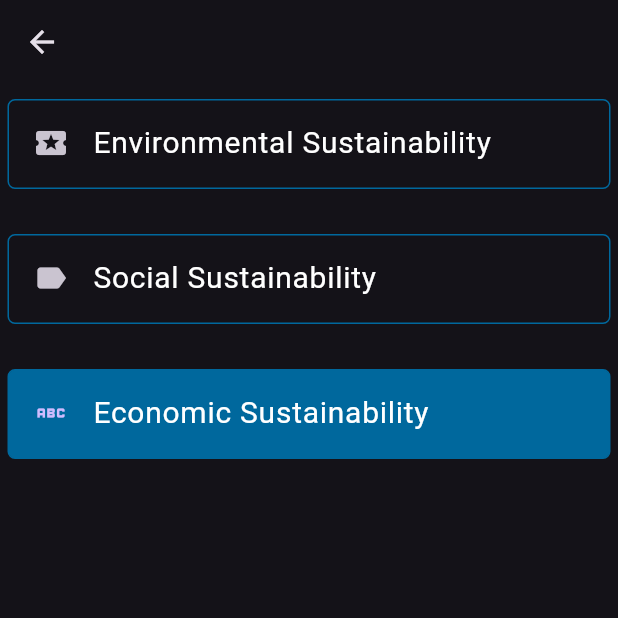
After one commit to AlcidesTheGurj/sdg_thesis, a Flutter app: the SelectPool screen opened directly, on a phone screen of 412 x 824 dp, the top half of it. The commit adds this screen. Run offline on Flutter 3.47's test engine with Material 3 defaults, Android fonts, the phone set to English and light mode, and no system bars; our stand-ins replace avatar_glow, cached_network_image, chat_bubbles, firebase_auth, firebase_core, firebase_database and 8 more; missing offline and left inert: animate_gradient, fancy_password_field, fluttermoji, info_widget; accounts and stored records are empty; network calls fail.

Commit message:
- Initial design of quiz page finished - Created first pool selection page

```diff
--- /dev/null
+++ b/lib/Quiz/select_pool.dart
@@ -0,0 +1,71 @@
+import 'package:flutter/material.dart';
+import 'package:google_fonts/google_fonts.dart';
+
+class SelectPool extends StatefulWidget {
+  const SelectPool({super.key});
+
+  @override
+  State<SelectPool> createState() => _SelectPoolState();
+}
+final List<bool> _isSelected = [false, false, true];
+//IconData userInput = Icons.ac_unit;
+final List<IconData> poolIcon = [Icons.local_activity,Icons.label,Icons.abc];
+final List<String> poolText = ["Environmental Sustainability", "Social Sustainability", "Economic Sustainability"];
+
+class _SelectPoolState extends State<SelectPool> {
+  @override
+  Widget build(BuildContext context) {
+    return Scaffold(appBar: AppBar(),body:
+    SizedBox(
+      // decoration: BoxDecoration(
+      //   color: Colors.green.withOpacity(0.3)
+      // ),
+      height: 260,
+      child: ListView.builder(
+          itemCount: 3,
+          itemBuilder: (BuildContext context, int index) {
+            return Padding(
+              padding: const EdgeInsets.only(
+                  bottom: 20.0, left: 5.0, right: 5.0, top: 10.0),
+              child: SizedBox(
+                height: 60,
+                child: ListTile(
+                  selectedTileColor: const Color(0xff00689d),
+                  selected: _isSelected[index],
+                  shape: RoundedRectangleBorder(
+                    side: const BorderSide(
+                        color: Color(0xff00689d), width: 1),
+                    borderRadius: BorderRadius.circular(5),
+                  ),
+                  title: Text(
+                    '${poolText[index]}',
+                    style: GoogleFonts.roboto(
+                        fontSize: 20.0, color: Colors.white),
+                  ),
+                  // subtitle: Text(
+                  //     "None",
+                  //     style: GoogleFonts.roboto(
+                  //         fontSize: 16.0,
+                  //         color: Colors.white70
+                  //     )
+                  // ),
+                  leading: Icon(
+                    poolIcon[index],
+                  ),
+                  onTap: () {
+                    setState(() {
+                      _isSelected[0] = false;
+                      _isSelected[1] = false;
+                      _isSelected[2] = false;
+                      _isSelected[index] = true;
+                      //userInput = poolIcon[index];
+                      // print(userInput);
+                    });
+                  },
+                ),
+              ),
+            );
+          }),
+    ),);
+  }
+}
```
Also changed, not shown: lib/Quiz/questions.dart (+21 -39 lines), lib/home_page.dart (+9 -4 lines).
